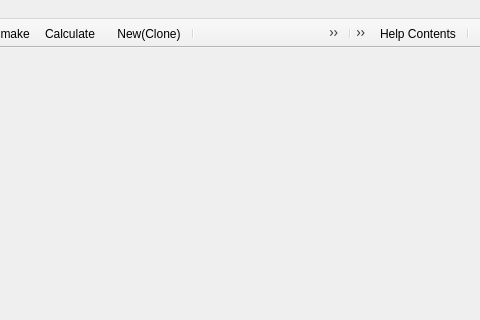
Before: the Qt Designer form GUI/Dialogs4/GemsMainWindow4.ui in gemshub/GEMSGUI, drawn with Qt 5; both pictures show x 641 to 1121 and y 0 to 320 of the 1121 by 759 pixel window.
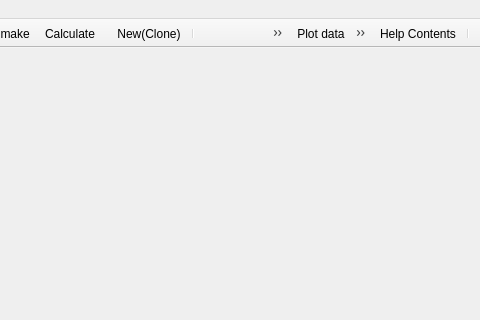
After: the same form once the commit is applied. Icons and pictures are not drawn.

```diff
--- a/GUI/Dialogs4/GemsMainWindow4.ui
+++ b/GUI/Dialogs4/GemsMainWindow4.ui
@@ -302,9 +302,9 @@
    <attribute name="toolBarBreak">
     <bool>false</bool>
    </attribute>
-   <addaction name="separator"/>
    <addaction name="action_Plot"/>
    <addaction name="action_Print"/>
+   <addaction name="separator"/>
   </widget>
   <widget class="QToolBar" name="toolBar_6">
    <property name="windowTitle">
```
Left out of the diff: 16 changed lines with no effect on the pictures.
